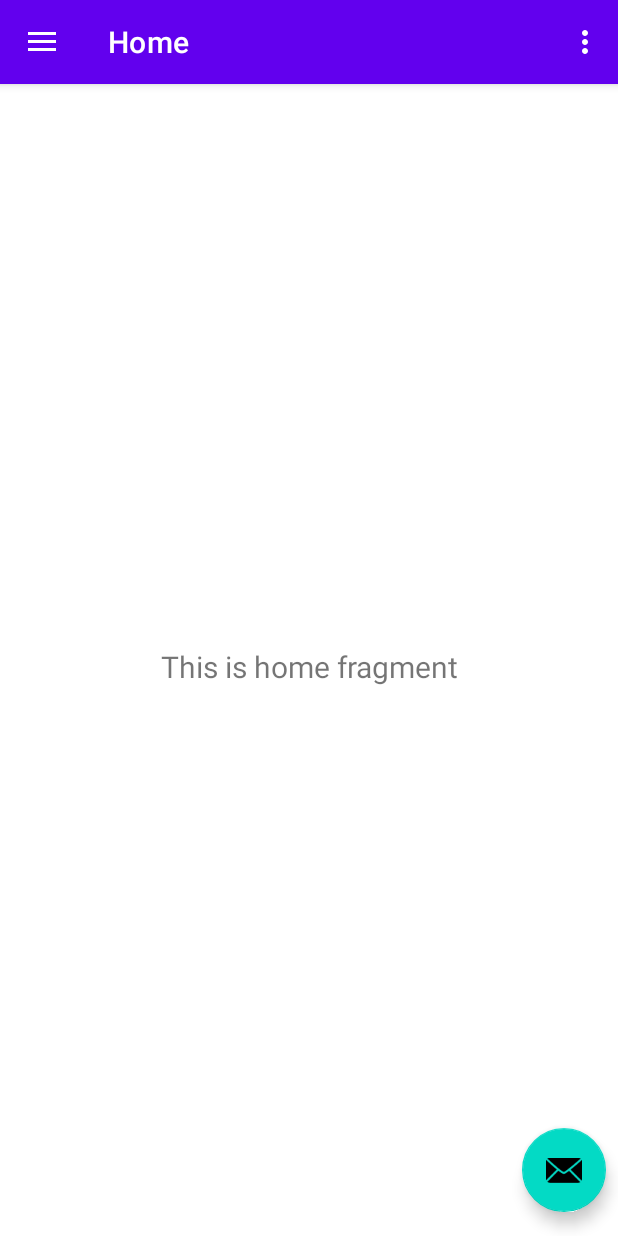
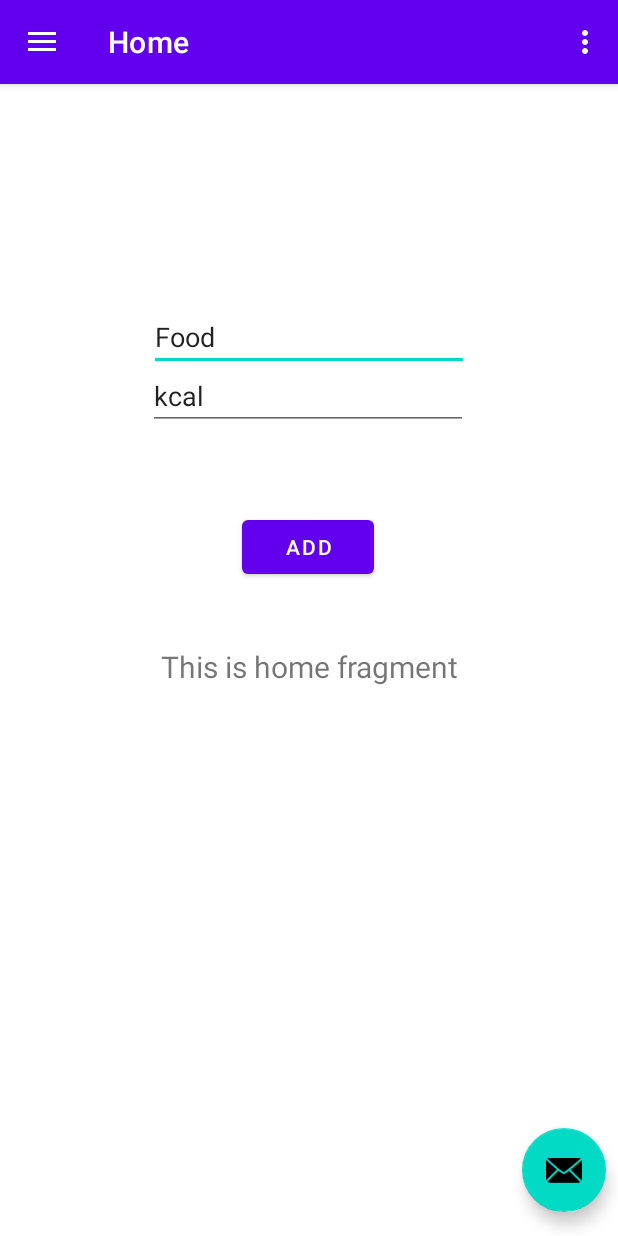
Before and after one commit to SimasSaf/FitnessApp-Android, an Android app: the MainActivity screen opened directly, with no data from a screen before it, on a phone screen of 412 x 824 dp. Run offline under Robolectric (Android 15) with nearby library versions, the phone set to English and light mode, and no system bars; our stand-ins replace Firebase (no records; nobody signed in at launch, a user with empty details on screens opened directly), navigation-ui; 1 statement that could not run was skipped.

Commit message:
Live data and DAO

```diff
--- /dev/null
+++ b/app/src/main/java/fitnessapp/android/DAO/FoodDAO.java
@@ -0,0 +1,85 @@
+package fitnessapp.android.DAO;
+
+import android.content.Context;
+import android.util.Log;
+import android.widget.Toast;
+
+import androidx.annotation.NonNull;
+import androidx.lifecycle.MutableLiveData;
+
+import com.google.android.gms.tasks.OnCompleteListener;
+import com.google.android.gms.tasks.OnSuccessListener;
+import com.google.android.gms.tasks.Task;
+import com.google.firebase.database.DataSnapshot;
+import com.google.firebase.database.DatabaseError;
+import com.google.firebase.database.DatabaseReference;
+import com.google.firebase.database.FirebaseDatabase;
+import com.google.firebase.database.ValueEventListener;
+import com.google.firebase.firestore.DocumentSnapshot;
+
+import java.time.LocalDate;
+import java.util.ArrayList;
+import java.util.List;
+
+import fitnessapp.android.entities.Food;
+
+public class FoodDAO implements IFoodDAO {
+    FirebaseDatabase database = FirebaseDatabase.getInstance("https://fitnessapp-6b54d-default-rtdb.europe-west1.firebasedatabase.app/");
+    DatabaseReference myRef = database.getReference();
+
+    MutableLiveData<List<Food>> foodModel = new MutableLiveData<>();
+    Food foodFromDB = new Food("fake", 1, 1, 1, 1);
+
+    @Override
+    public void addFood(Food food) {
+        myRef.child("Food").child(food.getName()).setValue(food);
+    }
+
+    @Override
+    public void deleteFood(Food food) {
+
+    }
+
+    @Override
+    public void updateFood(Food food) {
+
+    }
+
+
+    @Override
+    public MutableLiveData<List<Food>> getFoodByDay(int day) {
+        database.getReference("Food").addValueEventListener(new ValueEventListener() {
+            @Override
+            public void onDataChange(@NonNull DataSnapshot snapshot) {
+                Log.i("SIMAS", "New data posted");
+
+            }
+
+            @Override
+            public void onCancelled(@NonNull DatabaseError error) {
+
+            }
+        });
+        return null;
+    }
+
+    @Override
+    public MutableLiveData<List<Food>> getFoodByName(String name) {
+
+        ArrayList<Food> foodByName = new ArrayList<>();
+        database.getReference("Food").addValueEventListener(new ValueEventListener() {
+            @Override
+            public void onDataChange(@NonNull DataSnapshot snapshot) {
+                Log.i("SIMAS", "New data posted");
+                foodByName.add(snapshot.getValue(Food.class));
+                foodModel.postValue(foodByName);
+
+            }
+
+            @Override
+            public void onCancelled(@NonNull DatabaseError error) {
+            }
+        });
+        return foodModel;
+    }
+}
--- /dev/null
+++ b/app/src/main/java/fitnessapp/android/DAO/IFoodDAO.java
@@ -0,0 +1,16 @@
+package fitnessapp.android.DAO;
+
+import androidx.lifecycle.MutableLiveData;
+
+import java.time.LocalDate;
+import java.util.List;
+
+import fitnessapp.android.entities.Food;
+
+public interface IFoodDAO {
+    void addFood(Food food);
+    void deleteFood(Food food);
+    void updateFood(Food food);
+    MutableLiveData<List<Food>> getFoodByDay(int day);
+    MutableLiveData<List<Food>> getFoodByName(String name);
+}
--- a/app/src/main/java/fitnessapp/android/MainActivity.java
+++ b/app/src/main/java/fitnessapp/android/MainActivity.java
@@ -2,7 +2,6 @@ package fitnessapp.android;
 
 import android.content.Intent;
 import android.os.Bundle;
-import android.util.Log;
 import android.view.Menu;
 import android.view.MenuItem;
 import android.view.View;
@@ -31,7 +30,7 @@ public class MainActivity extends AppCompatActivity {
     private AppBarConfiguration mAppBarConfiguration;
     private ActivityMainBinding binding;
 
-    View header;
+    View headerView;
     NavigationView leftNavBar;
     GoogleSignInClient gsc;
     TextView nameText, emailText;
@@ -62,34 +61,32 @@ public class MainActivity extends AppCompatActivity {
         NavigationView navigationView = binding.navView;
 
         mAppBarConfiguration = new AppBarConfiguration.Builder(
-                R.id.nav_home)
+                R.id.nav_home, R.id.nav_history)
                 .setOpenableLayout(drawer)
                 .build();
-
         NavController navController = Navigation.findNavController(this, R.id.nav_host_fragment_content_main);
         NavigationUI.setupActionBarWithNavController(this, navController, mAppBarConfiguration);
         NavigationUI.setupWithNavController(navigationView, navController);
 
 
         leftNavBar = findViewById(R.id.nav_view);
-        header = leftNavBar.getHeaderView(0);
-        nameText = header.findViewById(R.id.nameText);
-        emailText = header.findViewById(R.id.emailText);
+        headerView = leftNavBar.getHeaderView(0);
+        nameText = headerView.findViewById(R.id.nameText);
+        emailText = headerView.findViewById(R.id.emailText);
 
         if(account != null)
         {
             nameText.setText(account.getDisplayName());
             emailText.setText(account.getEmail());
         }
+
+
     }
 
     @Override
     public boolean onOptionsItemSelected(@NonNull MenuItem item) {
-        Log.i("SIMAS", "menu");
 
-        if (item.getItemId() == R.id.action_settings) { //Not action_settings acts as logout
-            Log.i("SIMAS", "Logging out"); //I'm trying reach this when im clicking logout on the left
-                                                        //nav bar, the item is R.id.logout_buttonss
+        if (item.getItemId() == R.id.action_logout) {
             logOut();
             return true;
         }
--- /dev/null
+++ b/app/src/main/java/fitnessapp/android/entities/Food.java
@@ -0,0 +1,86 @@
+package fitnessapp.android.entities;
+
+import java.time.LocalDate;
+import java.util.Date;
+
+public class Food {
+
+    private String name;
+    private int kcal, protein, carbs, fat, day, month, year;
+
+
+    public Food(String name, int kcal, int protein, int carbs, int fat) {
+        this.name = name;
+        this.kcal = kcal;
+        this.protein = protein;
+        this.carbs = carbs;
+        this.fat = fat;
+        this.day = 0;
+        this.month = 0;
+        this.year = 0;
+    }
+
+    public String getName() {
+        return name;
+    }
+
+    public void setName(String name) {
+        this.name = name;
+    }
+
+    public int getKcal() {
+        return kcal;
+    }
+
+    public void setKcal(int kcal) {
+        this.kcal = kcal;
+    }
+
+    public int getProtein() {
+        return protein;
+    }
+
+    public void setProtein(int protein) {
+        this.protein = protein;
+    }
+
+    public int getCarbs() {
+        return carbs;
+    }
+
+    public void setCarbs(int carbs) {
+        this.carbs = carbs;
+    }
+
+    public int getFat() {
+        return fat;
+    }
+
+    public void setFat(int fat) {
+        this.fat = fat;
+    }
+
+    public int getDay() {
+        return day;
+    }
+
+    public void setDay(int day) {
+        this.day = day;
+    }
+
+    public int getMonth() {
+        return month;
+    }
+
+    public void setMonth(int month) {
+        this.month = month;
+    }
+
+    public int getYear() {
+        return year;
+    }
+
+    public void setYear(int year) {
+        this.year = year;
+    }
+}
--- /dev/null
+++ b/app/src/main/java/fitnessapp/android/model/FoodCalculations.java
@@ -0,0 +1,38 @@
+package fitnessapp.android.model;
+
+import android.util.Log;
+
+import androidx.lifecycle.MutableLiveData;
+
+import java.time.LocalDate;
+import java.util.List;
+
+import fitnessapp.android.DAO.FoodDAO;
+import fitnessapp.android.DAO.IFoodDAO;
+import fitnessapp.android.entities.Food;
+
+public class FoodCalculations implements IFoodCalculations {
+
+    IFoodDAO foodDAO = new FoodDAO();
+    LocalDate localDate = LocalDate.now();
+
+    @Override
+    public void addFood(Food food) {
+        Log.i("SIMAS", "Local date: " + localDate.toString());
+        food.setDay(localDate.getDayOfMonth());
+        food.setMonth(localDate.getMonthValue());
+        food.setYear(localDate.getYear());
+        foodDAO.addFood(food);
+    }
+
+    @Override
+    public MutableLiveData<List<Food>> getFoodByDay(int day) {
+
+        return foodDAO.getFoodByDay(day);
+    }
+
+    @Override
+    public MutableLiveData<List<Food>> getFoodByName(String name) {
+        return foodDAO.getFoodByName(name);
+    }
+}
--- /dev/null
+++ b/app/src/main/java/fitnessapp/android/model/IFoodCalculations.java
@@ -0,0 +1,14 @@
+package fitnessapp.android.model;
+
+import androidx.lifecycle.MutableLiveData;
+
+import java.time.LocalDate;
+import java.util.List;
+
+import fitnessapp.android.entities.Food;
+
+public interface IFoodCalculations {
+    public void addFood(Food food);
+    public MutableLiveData<List<Food>> getFoodByDay(int day);
+    public MutableLiveData<List<Food>> getFoodByName(String name);
+}
--- a/app/src/main/java/fitnessapp/android/view/HomeFragment.java
+++ b/app/src/main/java/fitnessapp/android/view/HomeFragment.java
@@ -1,34 +1,71 @@
 package fitnessapp.android.view;
 
 import android.os.Bundle;
+import android.util.Log;
 import android.view.LayoutInflater;
 import android.view.View;
 import android.view.ViewGroup;
+import android.widget.ArrayAdapter;
 import android.widget.TextView;
 import androidx.annotation.NonNull;
+import androidx.annotation.Nullable;
 import androidx.fragment.app.Fragment;
 import androidx.lifecycle.ViewModelProvider;
+
+import java.time.LocalDate;
+import java.util.ArrayList;
+
+import fitnessapp.android.R;
 import fitnessapp.android.databinding.FragmentHomeBinding;
+import fitnessapp.android.entities.Food;
 import fitnessapp.android.viewModel.HomeViewModel;
 
 public class HomeFragment extends Fragment {
 
-private FragmentHomeBinding binding;
+    private FragmentHomeBinding binding;
+    private HomeViewModel homeViewModel;
 
     public View onCreateView(@NonNull LayoutInflater inflater,
             ViewGroup container, Bundle savedInstanceState) {
-        HomeViewModel homeViewModel =
+
+        homeViewModel =
                 new ViewModelProvider(this).get(HomeViewModel.class);
 
-    binding = FragmentHomeBinding.inflate(inflater, container, false);
-    View root = binding.getRoot();
+        binding = FragmentHomeBinding.inflate(inflater, container, false);
+        View root = binding.getRoot();
 
         final TextView textView = binding.textHome;
         homeViewModel.getText().observe(getViewLifecycleOwner(), textView::setText);
+
+        homeViewModel.getFoodByDay(1).observeForever(foodList -> {
+            Log.i("SIMAS", "new added today");
+            ArrayList<Food> listOfFood = new ArrayList<>();
+            ArrayAdapter adapter = new ArrayAdapter<Food>(this.getContext(), R.layout.home_list_items, listOfFood);
+            binding.listHome.setAdapter(adapter);
+        });
+
         return root;
     }
 
-@Override
+    @Override
+    public void onViewCreated(@NonNull View view, @Nullable Bundle savedInstanceState) {
+        super.onViewCreated(view, savedInstanceState);
+
+        binding.buttonAddFood.setOnClickListener(new View.OnClickListener() {
+            @Override
+            public void onClick(View v) {
+                Food newFood = new Food(binding.foodInput.getText().toString(),
+                        Integer.parseInt(binding.kcalInput.getText().toString()),
+                        20, 5, 5 );
+                homeViewModel = new HomeViewModel();
+                homeViewModel.addFood(newFood);
+            }
+        });
+
+
+    }
+
+    @Override
     public void onDestroyView() {
         super.onDestroyView();
         binding = null;
--- a/app/src/main/java/fitnessapp/android/viewModel/HomeViewModel.java
+++ b/app/src/main/java/fitnessapp/android/viewModel/HomeViewModel.java
@@ -4,13 +4,40 @@ import androidx.lifecycle.LiveData;
 import androidx.lifecycle.MutableLiveData;
 import androidx.lifecycle.ViewModel;
 
+import java.time.LocalDate;
+import java.util.Date;
+import java.util.List;
+
+import fitnessapp.android.entities.Food;
+import fitnessapp.android.model.FoodCalculations;
+import fitnessapp.android.model.IFoodCalculations;
+
 public class HomeViewModel extends ViewModel {
 
     private final MutableLiveData<String> mText;
+    private IFoodCalculations foodCalculations = new FoodCalculations();
+    //private final MutableLiveData<List<Food>> allFood;
 
     public HomeViewModel() {
         mText = new MutableLiveData<>();
         mText.setValue("This is home fragment");
+
+        //LiveData<List<Food>> getListOfFood =
+    }
+
+    public void addFood(Food food)
+    {
+        foodCalculations.addFood(food);
+    }
+
+    public MutableLiveData<List<Food>> getFoodByName(String name)
+    {
+        return foodCalculations.getFoodByName(name);
+    }
+
+    public MutableLiveData<List<Food>> getFoodByDay(int day)
+    {
+        return foodCalculations.getFoodByDay(day);
     }
 
     public LiveData<String> getText() {
--- a/app/src/main/res/layout/fragment_home.xml
+++ b/app/src/main/res/layout/fragment_home.xml
@@ -19,4 +19,54 @@
         app:layout_constraintEnd_toEndOf="parent"
         app:layout_constraintStart_toStartOf="parent"
         app:layout_constraintTop_toTopOf="parent" />
+
+    <EditText
+        android:id="@+id/food_input"
+        android:layout_width="wrap_content"
+        android:layout_height="wrap_content"
+        android:layout_marginBottom="37dp"
+        android:ems="10"
+        android:text="Food"
+        app:layout_constraintBottom_toTopOf="@+id/text_home"
+        app:layout_constraintEnd_toEndOf="parent"
+        app:layout_constraintStart_toStartOf="parent"
+        app:layout_constraintTop_toTopOf="parent" />
+
+    <EditText
+        android:id="@+id/kcal_input"
+        android:layout_width="wrap_content"
+        android:layout_height="wrap_content"
+        android:layout_marginTop="9dp"
+        android:layout_marginBottom="160dp"
+        android:ems="10"
+        android:text="kcal"
+        app:layout_constraintBottom_toTopOf="@+id/text_home"
+        app:layout_constraintEnd_toEndOf="parent"
+        app:layout_constraintHorizontal_bias="0.497"
+
+        app:layout_constraintStart_toStartOf="parent"
+        app:layout_constraintTop_toBottomOf="@+id/food_input" />
+
+
+    <Button
+        android:id="@+id/button_addFood"
+        android:layout_width="wrap_content"
+        android:layout_height="wrap_content"
+        android:layout_marginTop="54dp"
+        android:text="ADD"
+        app:layout_constraintBottom_toTopOf="@+id/text_home"
+        app:layout_constraintEnd_toEndOf="parent"
+        app:layout_constraintHorizontal_bias="0.498"
+        app:layout_constraintStart_toStartOf="parent"
+        app:layout_constraintTop_toBottomOf="@+id/kcal_input"
+        app:layout_constraintVertical_bias="0.0" />
+
+    <ListView
+        android:id="@+id/list_home"
+        android:layout_width="match_parent"
+        android:layout_height="314dp"
+        android:layout_marginTop="194dp"
+        app:layout_constraintTop_toBottomOf="@+id/button_addFood"
+        tools:layout_editor_absoluteX="-4dp" />
+
 </androidx.constraintlayout.widget.ConstraintLayout>
--- a/app/src/main/res/menu/activity_main_drawer.xml
+++ b/app/src/main/res/menu/activity_main_drawer.xml
@@ -4,7 +4,10 @@
     tools:showIn="navigation_view">
 
         <item
-            android:id="@+id/logout_buttonss"
-            android:title="@string/logout" />
+            android:id="@+id/nav_home"
+            android:title="Home" />
+        <item
+            android:id="@+id/nav_history"
+            android:title= "History" />
 
 </menu>
--- a/app/src/main/res/menu/main_activity.xml
+++ b/app/src/main/res/menu/main_activity.xml
@@ -2,8 +2,9 @@
 <menu xmlns:android="http://schemas.android.com/apk/res/android"
     xmlns:app="http://schemas.android.com/apk/res-auto">
     <item
-        android:id="@+id/action_settings"
+        android:id="@+id/action_logout"
         android:orderInCategory="100"
-        android:title="@string/action_settings"
+        android:title="@string/logout"
         app:showAsAction="never" />
+
 </menu>
--- a/app/src/main/res/navigation/mobile_navigation.xml
+++ b/app/src/main/res/navigation/mobile_navigation.xml
@@ -11,4 +11,10 @@
         android:label="@string/menu_home"
         tools:layout="@layout/fragment_home" />
 
+    <fragment
+        android:id="@+id/nav_history"
+        android:name="fitnessapp.android.view.HistoryFragment"
+        android:label="History"
+        tools:layout="@layout/fragment_history" />
+
 </navigation>
```
Also changed, not shown: app/src/main/java/fitnessapp/android/view/HistoryFragment.java (added, +41 -0 lines), app/src/main/java/fitnessapp/android/viewModel/HistoryViewModel.java (added, +19 -0 lines), app/src/main/res/layout/fragment_history.xml (added, +15 -0 lines), app/src/main/res/layout/home_list_items.xml (added, +9 -0 lines).
